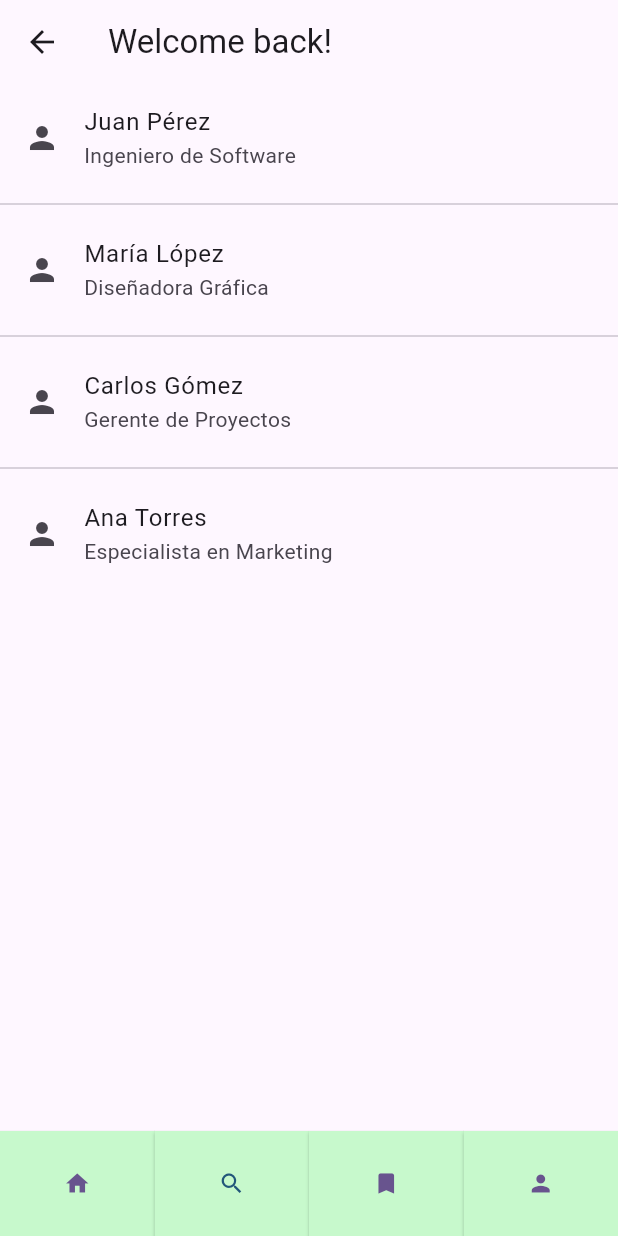
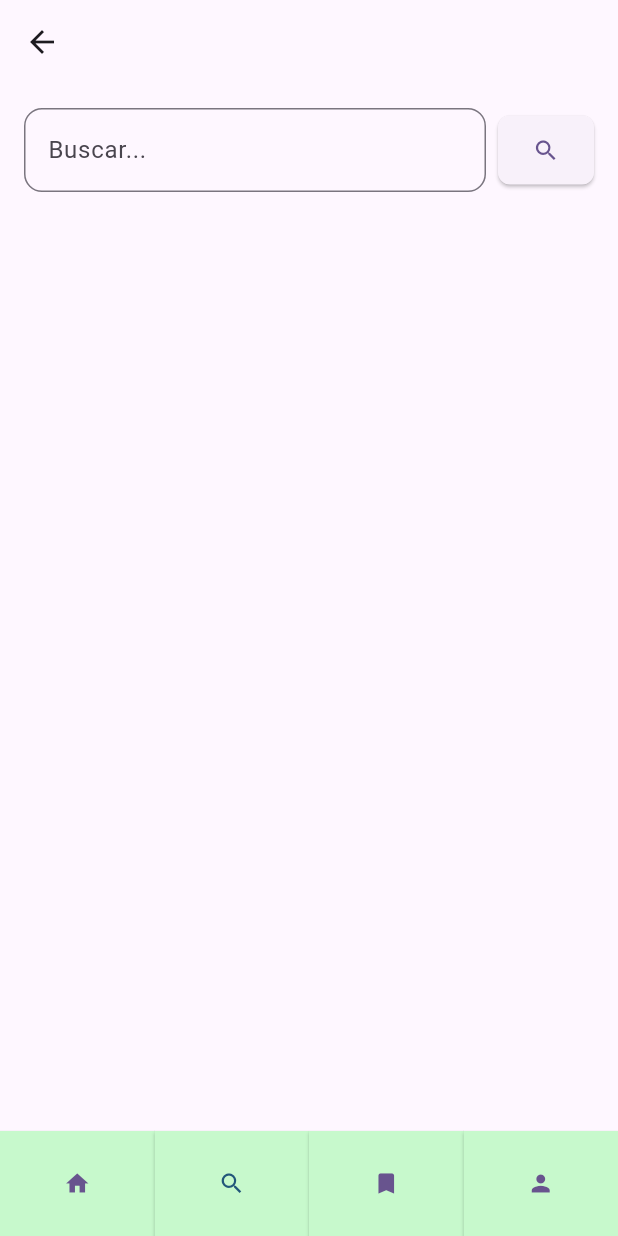
Before and after one commit to erico-ke/TUT-AR, a Flutter app: the SearchPage screen opened directly, on a phone screen of 412 x 824 dp. Run offline on Flutter 3.47's test engine with Material 3 defaults, Android fonts, the phone set to English and light mode, and no system bars; our stand-ins replace camera.

Commit message:
Search page almost done

```diff
--- a/tuto_ar/lib/pages/search_page.dart
+++ b/tuto_ar/lib/pages/search_page.dart
@@ -2,7 +2,6 @@ import 'package:flutter/material.dart';
 import 'package:tuto_ar/pages/bookmark_page.dart';
 import 'package:tuto_ar/pages/main_page.dart';
 import 'package:tuto_ar/pages/user_profile_page.dart';
-
 
 class SearchPage extends StatelessWidget {
   const SearchPage({super.key});
@@ -10,41 +9,43 @@ class SearchPage extends StatelessWidget {
   @override
   Widget build(BuildContext context) {
     return Scaffold(
-      appBar: AppBar(
-        title: const Text('Welcome back!'),
-      ),
-      body: Center(
-        child: Container(
-          child: ListView(
-            children: const [
-              ListTile(
-                leading: Icon(Icons.person),
-                title: Text('Juan Pérez'),
-                subtitle: Text('Ingeniero de Software'),
-              ),
-              Divider(),
-              ListTile(
-                leading: Icon(Icons.person),
-                title: Text('María López'),
-                subtitle: Text('Diseñadora Gráfica'),
-              ),
-              Divider(),
-              ListTile(
-                leading: Icon(Icons.person),
-                title: Text('Carlos Gómez'),
-                subtitle: Text('Gerente de Proyectos'),
-              ),
-              Divider(),
-              ListTile(
-                leading: Icon(Icons.person),
-                title: Text('Ana Torres'),
-                subtitle: Text('Especialista en Marketing'),
-              ),
-            ],
-          ),
-        ),
-      ),
-      bottomNavigationBar: Container(
+        appBar: AppBar(),
+        body: Padding(
+            padding: const EdgeInsets.all(16.0),
+            child: Row(
+              children: [
+                // Barra de búsqueda
+                Expanded(
+                  child: TextField(
+                    decoration: InputDecoration(
+                      hintText: 'Buscar...',
+                      border: OutlineInputBorder(
+                        borderRadius: BorderRadius.circular(12.0),
+                      ),
+                    ),
+                  ),
+                ),
+                const SizedBox(width: 8), // Espacio entre la barra y el botón
+                // Botón de lupa
+                ElevatedButton(
+                  onPressed: () {
+                    // Acción al presionar el botón
+                    Navigator.push(
+                      context,
+                      MaterialPageRoute(builder: (context) => MainPage()),
+                    );
+                  },
+                  style: ElevatedButton.styleFrom(
+                    padding: const EdgeInsets.all(14.0), // Tamaño del botón
+                    shape: RoundedRectangleBorder(
+                      borderRadius: BorderRadius.circular(8.0),
+                    ),
+                  ),
+                  child: const Icon(Icons.search),
+                ),
+              ],
+            )),
+        bottomNavigationBar: Container(
             color: const Color(0xffC7F9CC),
             height: 70.0,
             child: Row(children: [
@@ -95,8 +96,7 @@ class SearchPage extends StatelessWidget {
                       ),
                     );
                   },
-                  child: Icon(color: const Color(0xff22577A),
-Icons.search),
+                  child: Icon(color: const Color(0xff22577A), Icons.search),
                 ),
               ),
               Container(
@@ -148,7 +148,6 @@ Icons.search),
                   child: Icon(Icons.person),
                 ),
               ),
-            ]))
-    );
+            ])));
   }
 }
```
